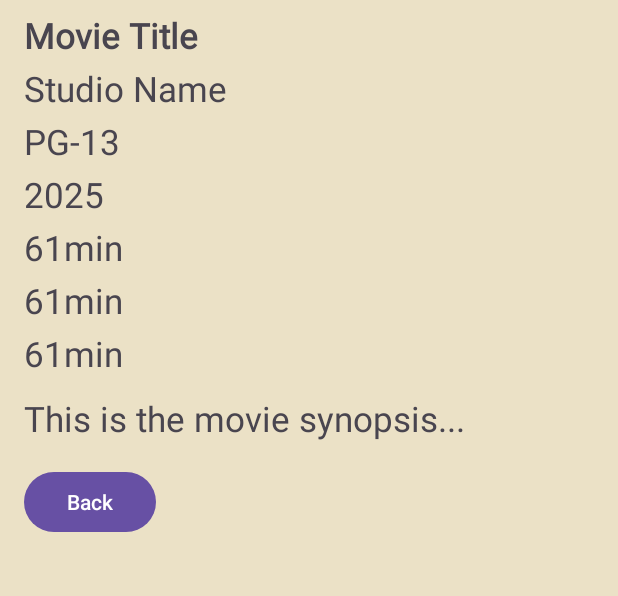
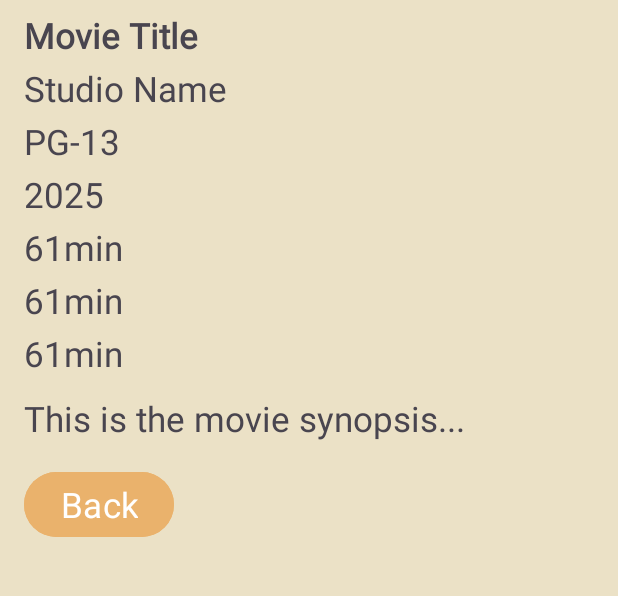
Before and after one commit to esc358/assignmentOne_CondeLudena, an Android app: the layout activity_movie_detail.xml on its own in the app's theme, with its tools: preview values and no code run, on a phone screen of 412 x 824 dp, the part 486-1082 px from its top. Run offline under Robolectric (Android 15) with nearby library versions, the phone set to English and light mode, and no system bars.

```diff
--- a/app/src/main/res/layout/activity_movie_detail.xml
+++ b/app/src/main/res/layout/activity_movie_detail.xml
@@ -25,7 +25,7 @@
             android:id="@+id/detailTitle"
             android:layout_width="match_parent"
             android:layout_height="wrap_content"
-            android:paddingTop="8dp"
+            android:paddingTop="@dimen/_8dp"
             android:textStyle="bold"
             tools:text="Movie Title"
             android:textSize="@dimen/_23sp"
@@ -35,7 +35,7 @@
             android:id="@+id/detailStudio"
             android:layout_width="match_parent"
             android:layout_height="wrap_content"
-            android:paddingTop="4dp"
+            android:paddingTop="@dimen/_4dp"
             tools:text="Studio Name"
             android:textSize="@dimen/_23sp"
             android:fontFamily="@font/roboto"/>
@@ -44,7 +44,7 @@
             android:id="@+id/detailRating"
             android:layout_width="match_parent"
             android:layout_height="wrap_content"
-            android:paddingTop="4dp"
+            android:paddingTop="@dimen/_4dp"
             tools:text="PG-13"
             android:textSize="@dimen/_23sp"
             android:fontFamily="@font/roboto"/>
@@ -53,7 +53,7 @@
             android:id="@+id/detailYear"
             android:layout_width="match_parent"
             android:layout_height="wrap_content"
-            android:paddingTop="4dp"
+            android:paddingTop="@dimen/_4dp"
             tools:text="2025"
             android:textSize="@dimen/_23sp"
             android:fontFamily="@font/roboto"/>
@@ -62,7 +62,7 @@
             android:id="@+id/detailRunTime"
             android:layout_width="match_parent"
             android:layout_height="wrap_content"
-            android:paddingTop="4dp"
+            android:paddingTop="@dimen/_4dp"
             tools:text="61min"
             android:textSize="@dimen/_23sp"
             android:fontFamily="@font/roboto"/>
@@ -80,7 +80,7 @@
             android:id="@+id/detailActors"
             android:layout_width="match_parent"
             android:layout_height="wrap_content"
-            android:paddingTop="4dp"
+            android:paddingTop="@dimen/_4dp"
             android:textSize="@dimen/_23sp"
             android:fontFamily="@font/roboto"
             tools:text="61min" />
@@ -89,7 +89,7 @@
             android:id="@+id/detailPlot"
             android:layout_width="match_parent"
             android:layout_height="wrap_content"
-            android:paddingTop="12dp"
+            android:paddingTop="@dimen/_12dp"
             android:textSize="@dimen/_23sp"
             android:fontFamily="@font/roboto"
             tools:text="This is the movie synopsis..." />
@@ -98,7 +98,11 @@
             android:id="@+id/backButton"
             android:layout_width="wrap_content"
             android:layout_height="wrap_content"
-            android:layout_marginTop="16dp"
-            android:text="@string/back" />
+            android:layout_marginTop="@dimen/_16dp"
+            android:text="@string/back"
+            android:textSize="@dimen/_23sp"
+            android:fontFamily="@font/roboto"
+            android:backgroundTint="@color/eab26c"/>
+
     </LinearLayout>
     </ScrollView>
```
Also changed, not shown: app/src/main/java/ca/georgiancollege/assignmentone_condeludena/MovieAdapter.java (+8 -4 lines), app/src/main/java/ca/georgiancollege/assignmentone_condeludena/MovieDetail.java (+23 -10 lines).
